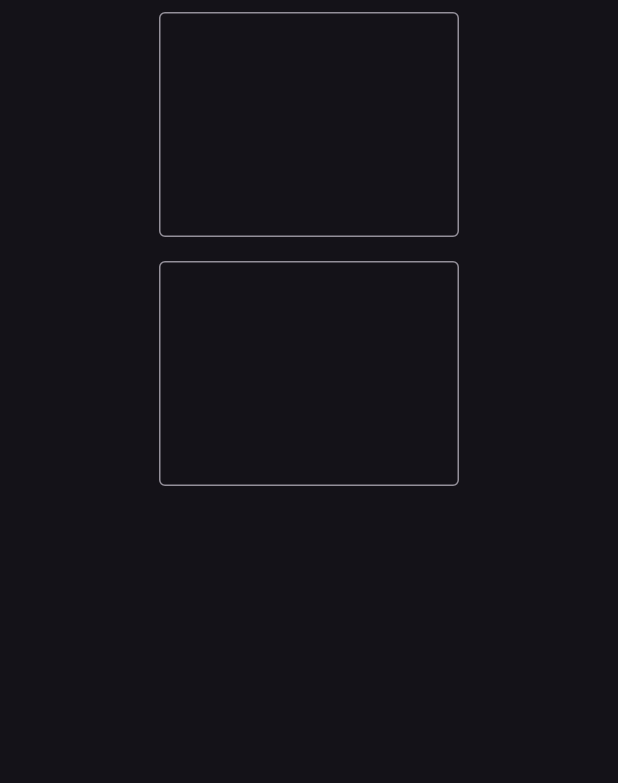
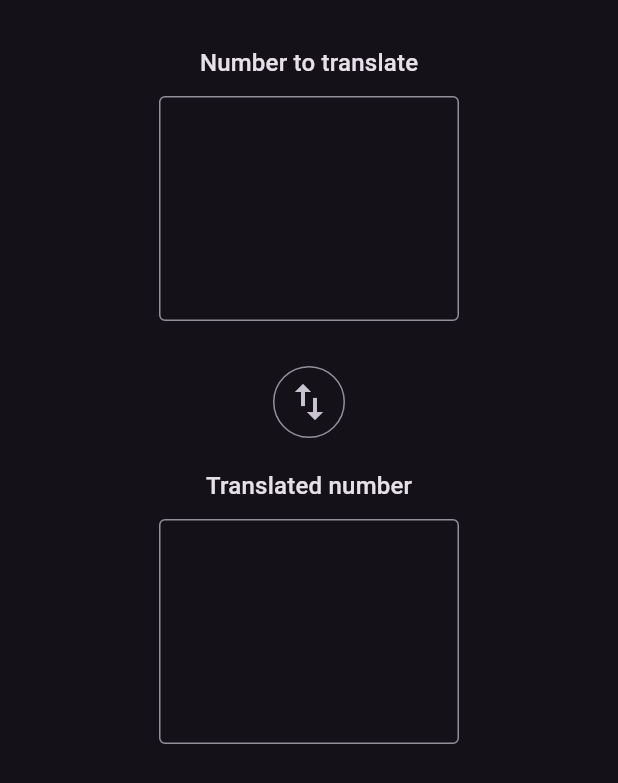
Before and after one commit to code-ventage/ia-final-project-front, a Flutter app: the screen it shows after launch, on a phone screen of 412 x 824 dp. Shown: the top 783 px of the screen. Run offline on Flutter 3.47's test engine with Material 3 defaults, Android fonts, the phone set to English and light mode, and no system bars; our stand-ins replace bloc, dio, equatable, flutter_bloc, get_it, go_router.

Commit message:
feat: implement some things

```diff
--- a/lib/number_translator/presentation/pages/translation/number_translator_page.dart
+++ b/lib/number_translator/presentation/pages/translation/number_translator_page.dart
@@ -19,8 +19,17 @@ class NumberTranslatorPage extends StatelessWidget {
               return Column(
                 children: [
                   Padding(
-                    padding: const EdgeInsets.all(8.0),
-                    child: SizedBox(
+                    padding: const EdgeInsets.all(10.0),
+                    child: Column(
+                      children: [
+                        Padding(
+                          padding: const EdgeInsets.only(bottom: 10.0, top: 20.0),
+                          child: Text(
+                            'Number to translate',
+                            style: Theme.of(context).textTheme.titleMedium,
+                          ),
+                        ),
+                        SizedBox(
                           height: 150,
                           width: 200,
                           child: CustomTextFormField(
@@ -30,23 +39,42 @@ class NumberTranslatorPage extends StatelessWidget {
                             borderColor: state.validationFailed ? Theme.of(context).colorScheme.error : null,
                             onChanged: (value) async {
                               if (await cubit.validateNumberToTranslate()) {
-                            debugPrint('Valid number to translate!!');
+                                // debugPrint('Valid number to translate!!');
                                 cubit.translate(numberToTranslate: serviceLocator.get<NumberTranslatorCubit>().numberToTranslateController.text);
-                          }else {
-
                               }
                             },
                           ),
                         ),
+                      ],
+                    ),
                   ),
                   Padding(
-                    padding: const EdgeInsets.all(8.0),
-                    child: SizedBox(
+                    padding: const EdgeInsets.only(top: 20.0),
+                    child: IconButton.outlined(
+                      onPressed: () {},
+                      icon: const Icon(
+                        size: 32.0,
+                        Icons.swap_vert,
+                      ),
+                    ),
+                  ),
+                  Padding(
+                    padding: const EdgeInsets.only(bottom: 10.0, top: 20.0),
+                    child: Column(
+                      children: [
+                        Padding(
+                          padding: const EdgeInsets.only(bottom: 10.0),
+                          child: Text(
+                            'Translated number',
+                            style: Theme.of(context).textTheme.titleMedium,
+                          ),
+                        ),
+                        SizedBox(
                           height: 150,
                           width: 200,
                           child: BlocBuilder<NumberTranslatorCubit, NumberTranslatorState>(
                             builder: (context, state) {
-                          if(state is NumberTranslatorInitial) {
+                              if (state is NumberTranslatorInitial) {
                                 return CustomTextFormField(
                                   controller: serviceLocator.get<NumberTranslatorCubit>().translatedNumberController..text = state.translation,
                                   cubit: cubit,
@@ -56,6 +84,8 @@ class NumberTranslatorPage extends StatelessWidget {
                               return const CircularProgressIndicator();
                             },
                           ),
+                        ),
+                      ],
                     ),
                   ),
                 ],
```
Also changed, not shown: lib/number_translator/presentation/bloc/translation/number_translator_cubit.dart (+7 -3 lines). Lines whose indentation alone changed are shown as unchanged.
